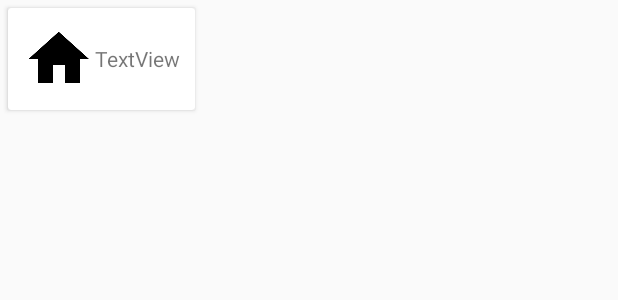
After one commit to emzter/PathFinder, an Android app: the layout item_job_categories.xml on its own in the app's theme, with its tools: preview values and no code run, on a phone screen of 412 x 824 dp. The commit adds this screen. Shown: the top 300 px of the screen. Run offline under Robolectric (Android 15) with nearby library versions, the phone set to English and light mode, and no system bars.

Commit message:
29/10/2017 20:12

```diff
--- a/app/build.gradle
+++ b/app/build.gradle
@@ -21,7 +21,13 @@ android {
 dependencies {
     implementation fileTree(dir: 'libs', include: ['*.jar'])
     implementation 'com.android.support:appcompat-v7:26.1.0'
-    implementation 'com.android.support.constraint:constraint-layout:1.0.2'
+
+    compile 'com.android.support:cardview-v7:26.1.0'
+    compile 'com.android.support:design:26.1.0'
+    compile 'com.android.support:recyclerview-v7:26.1.0'
+
+    compile 'com.android.support.constraint:constraint-layout:1.0.2'
+
     testImplementation 'junit:junit:4.12'
     androidTestImplementation 'com.android.support.test:runner:1.0.1'
     androidTestImplementation 'com.android.support.test.espresso:espresso-core:3.0.1'
--- a/app/src/main/res/layout/content_main.xml
+++ b/app/src/main/res/layout/content_main.xml
@@ -21,4 +21,6 @@
         app:layout_constraintEnd_toEndOf="parent"
         app:layout_constraintStart_toStartOf="parent"
         app:layout_constraintTop_toTopOf="parent" />
+
+
 </android.support.constraint.ConstraintLayout>
--- /dev/null
+++ b/app/src/main/res/layout/item_job_categories.xml
@@ -0,0 +1,28 @@
+<?xml version="1.0" encoding="utf-8"?>
+<android.support.v7.widget.CardView xmlns:android="http://schemas.android.com/apk/res/android"
+    xmlns:app="http://schemas.android.com/apk/res-auto"
+    xmlns:tools="http://schemas.android.com/tools"
+    android:layout_width="wrap_content"
+    android:layout_height="wrap_content"
+    android:layout_margin="5dp">
+
+    <RelativeLayout
+        android:layout_width="wrap_content"
+        android:layout_height="wrap_content"
+        android:padding="10dp">
+
+        <ImageView
+            android:id="@+id/imageView"
+            android:layout_width="wrap_content"
+            android:layout_height="wrap_content"
+            app:srcCompat="@drawable/ic_home_black_48dp" />
+
+        <TextView
+            android:id="@+id/textView"
+            android:layout_width="wrap_content"
+            android:layout_height="wrap_content"
+            android:layout_centerVertical="true"
+            android:layout_toEndOf="@+id/imageView"
+            android:text="TextView" />
+    </RelativeLayout>
+</android.support.v7.widget.CardView>
```
